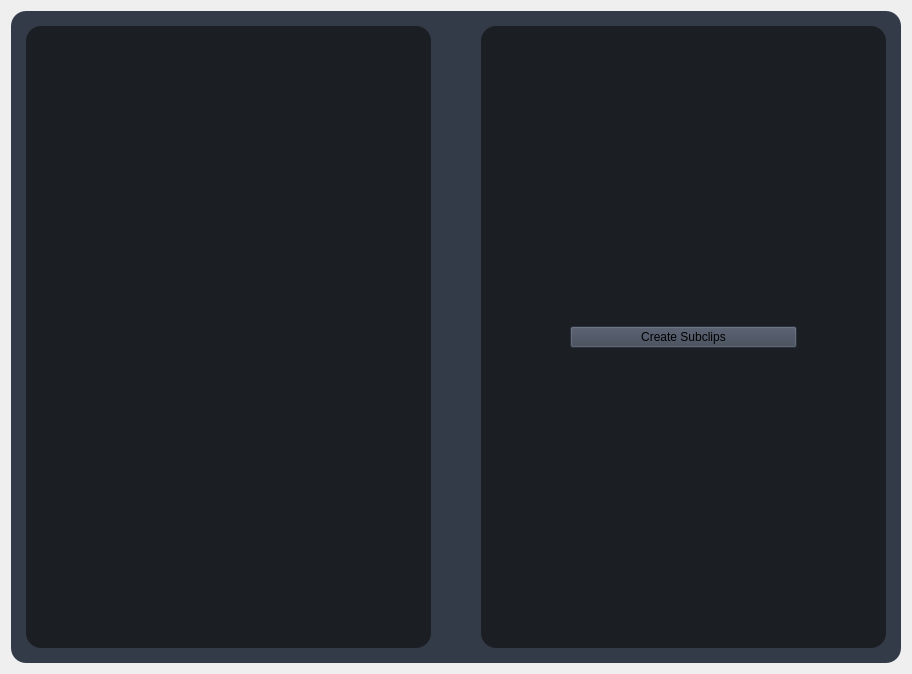
AlexJrDevs/CroptMedia, file gui/uis/pages/main_pages.ui: the form before one commit.
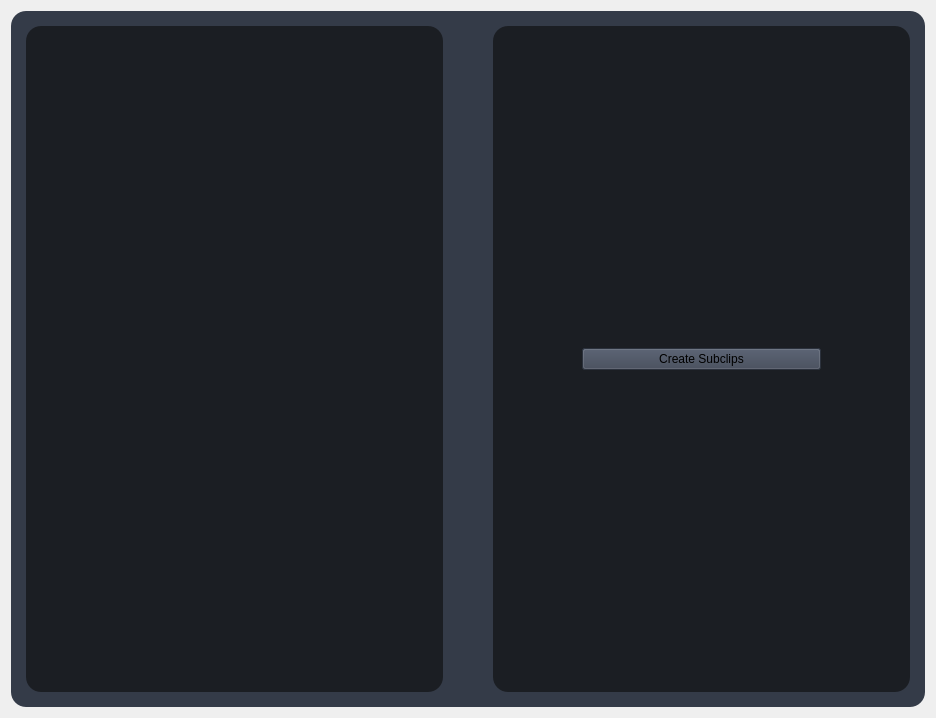
The form after the commit.

```diff
--- a/gui/uis/pages/main_pages.ui
+++ b/gui/uis/pages/main_pages.ui
@@ -6,8 +6,8 @@
    <rect>
     <x>0</x>
     <y>0</y>
-    <width>912</width>
-    <height>674</height>
+    <width>936</width>
+    <height>718</height>
    </rect>
   </property>
   <property name="font">
@@ -460,11 +460,6 @@
 border-radius: 15px;
 }
 
-#files_bg{
-border-radius: 15px;
-background: #343B48;
-border-radius: 15px;
-}
 
 
 #video_bg{
```
